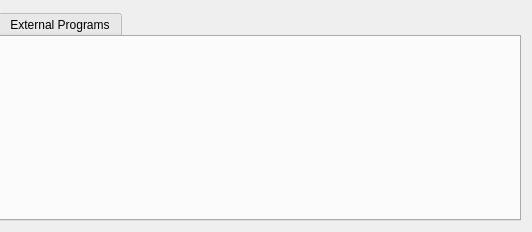
Qt form mzroll/forms/settingsform.ui (ElucidataInc/ElMaven) before a commit; both pictures show x 496 to 1028 and y 0 to 232 of the 1028 by 232 pixel window.
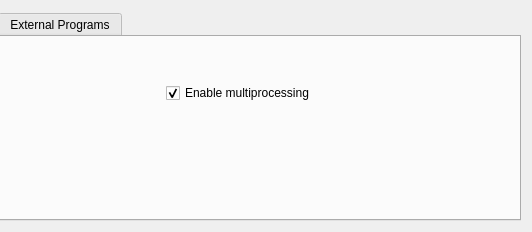
The same form after that commit. The open tabs and pages were chosen to show the change. Icons and pictures are not drawn.

Commit message: fix: can enable and disable multiprocessing in UI

What changed in the file:
```diff
--- a/mzroll/forms/settingsform.ui
+++ b/mzroll/forms/settingsform.ui
@@ -187,18 +187,18 @@
        <string>File Import</string>
       </attribute>
       <layout class="QGridLayout" name="gridLayout_8">
-       <item row="3" column="4">
-        <spacer name="horizontalSpacer">
-         <property name="orientation">
-          <enum>Qt::Horizontal</enum>
+       <item row="1" column="3">
+        <widget class="QCheckBox" name="checkBoxMultiprocessing">
+         <property name="enabled">
+          <bool>true</bool>
          </property>
-         <property name="sizeHint" stdset="0">
-          <size>
-           <width>40</width>
-           <height>20</height>
-          </size>
+         <property name="text">
+          <string>Enable multiprocessing</string>
          </property>
-        </spacer>
+         <property name="checked">
+          <bool>true</bool>
+         </property>
+        </widget>
        </item>
        <item row="3" column="0">
         <widget class="QLabel" name="label_16">
@@ -293,6 +293,32 @@
          </item>
         </widget>
        </item>
+       <item row="1" column="2">
+        <spacer name="horizontalSpacer_2">
+         <property name="orientation">
+          <enum>Qt::Horizontal</enum>
+         </property>
+         <property name="sizeHint" stdset="0">
+          <size>
+           <width>40</width>
+           <height>20</height>
+          </size>
+         </property>
+        </spacer>
+       </item>
+       <item row="3" column="4">
+        <spacer name="horizontalSpacer">
+         <property name="orientation">
+          <enum>Qt::Horizontal</enum>
+         </property>
+         <property name="sizeHint" stdset="0">
+          <size>
+           <width>40</width>
+           <height>20</height>
+          </size>
+         </property>
+        </spacer>
+       </item>
       </layout>
      </widget>
      <widget class="QWidget" name="peakDetectOptions">
```
The commit also changes 4 other files.
